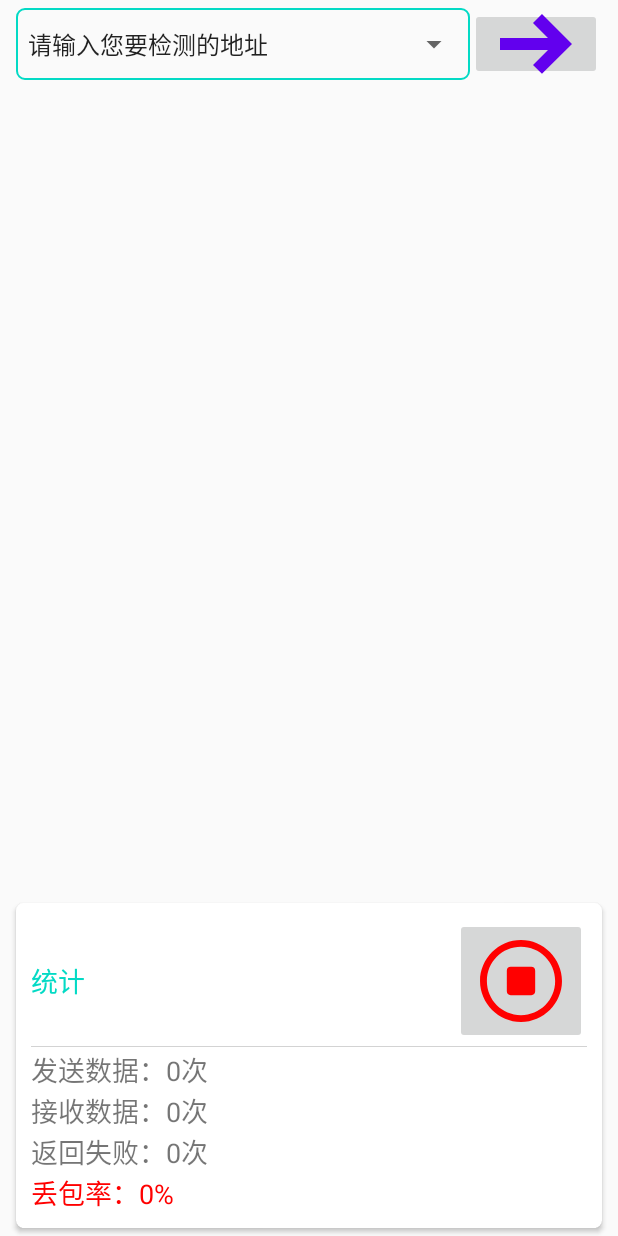
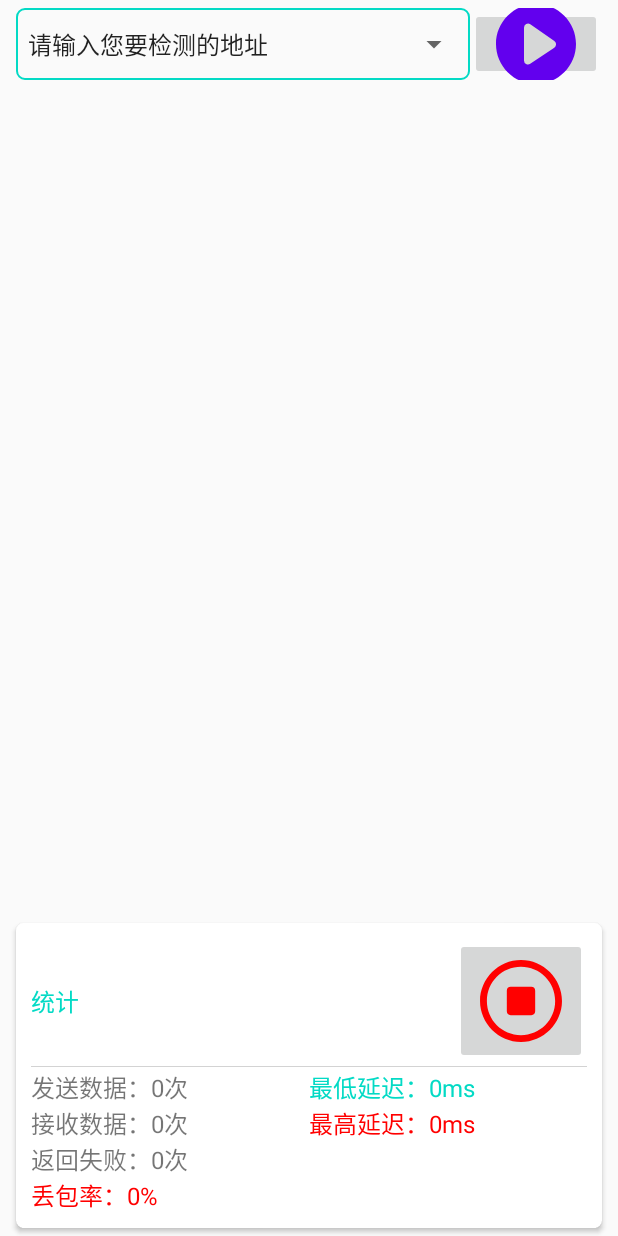
Before and after one commit to AndroidCoderPeng/Ping, an Android app: the layout activity_main.xml on its own in the app's theme, with its tools: preview values and no code run, on a phone screen of 412 x 824 dp. Run offline under Robolectric (Android 15) with nearby library versions, the phone set to English and light mode, and no system bars.

Commit message:
新增访问延迟功能展示

```diff
--- a/app/src/main/java/com/css/jyjt/ping/utils/PingHelper.java
+++ b/app/src/main/java/com/css/jyjt/ping/utils/PingHelper.java
@@ -1,6 +1,6 @@
 package com.css.jyjt.ping.utils;
 
-import com.css.jyjt.ping.ResultBean;
+import com.css.jyjt.ping.bean.ResultBean;
 
 import java.io.BufferedReader;
 import java.io.IOException;
--- a/app/src/main/res/drawable/ic_start.xml
+++ b/app/src/main/res/drawable/ic_start.xml
@@ -5,5 +5,5 @@
     android:viewportHeight="1024">
     <path
         android:fillColor="#6200EE"
-        android:pathData="M896,512l-320.26,318.34L480,736 640,576l-512,0.64V448h512L480,288 575.74,192z" />
+        android:pathData="M512,938.67C276.35,938.67 85.33,747.65 85.33,512S276.35,85.33 512,85.33s426.67,191.02 426.67,426.67 -191.02,426.67 -426.67,426.67zM707.16,550.91a42.67,42.67 0,0 0,0.51 -70.49L450.99,302.42A42.67,42.67 0,0 0,384 337.49v350.42a42.67,42.67 0,0 0,66.47 35.41l256.68,-172.42z" />
 </vector>
--- a/app/src/main/res/layout/activity_main.xml
+++ b/app/src/main/res/layout/activity_main.xml
@@ -52,8 +52,8 @@
                 android:id="@+id/resultHostView"
                 android:layout_width="match_parent"
                 android:layout_height="wrap_content"
-                android:textColor="@color/colorPrimaryDark"
-                android:textSize="18sp" />
+                android:textColor="@color/colorAccent"
+                android:textSize="16sp" />
 
             <TextView
                 android:id="@+id/pingResultView"
@@ -89,7 +89,7 @@
                     android:layout_centerVertical="true"
                     android:text="统计"
                     android:textColor="@color/colorAccent"
-                    android:textSize="18sp" />
+                    android:textSize="16sp" />
 
                 <ImageButton
                     android:id="@+id/stopPing"
@@ -105,34 +105,58 @@
                 android:layout_marginVertical="1dp"
                 android:background="@color/lightGray" />
 
+            <LinearLayout
+                android:layout_width="match_parent"
+                android:layout_height="wrap_content"
+                android:orientation="horizontal">
+
+                <LinearLayout
+                    android:layout_width="0dp"
+                    android:layout_height="wrap_content"
+                    android:layout_weight="1"
+                    android:orientation="vertical">
+
                     <TextView
                         android:id="@+id/sendTimesView"
-                android:layout_width="wrap_content"
-                android:layout_height="wrap_content"
-                android:text="发送数据：0次"
-                android:textSize="18sp" />
+                        style="@style/TextViewStyle"
+                        android:text="发送数据：0次" />
 
                     <TextView
                         android:id="@+id/receiveTimesView"
-                android:layout_width="wrap_content"
-                android:layout_height="wrap_content"
-                android:text="接收数据：0次"
-                android:textSize="18sp" />
+                        style="@style/TextViewStyle"
+                        android:text="接收数据：0次" />
 
                     <TextView
                         android:id="@+id/failedTimesView"
-                android:layout_width="wrap_content"
-                android:layout_height="wrap_content"
-                android:text="返回失败：0次"
-                android:textSize="18sp" />
+                        style="@style/TextViewStyle"
+                        android:text="返回失败：0次" />
 
                     <TextView
                         android:id="@+id/lossRateView"
-                android:layout_width="wrap_content"
+                        style="@style/TextViewStyle"
+                        android:text="丢包率：0%"
+                        android:textColor="@color/red" />
+                </LinearLayout>
+
+                <LinearLayout
+                    android:layout_width="0dp"
                     android:layout_height="wrap_content"
-                android:text="丢包率：0%"
-                android:textColor="@color/red"
-                android:textSize="18sp" />
+                    android:layout_weight="1"
+                    android:orientation="vertical">
+
+                    <TextView
+                        android:id="@+id/minDelayedView"
+                        style="@style/TextViewStyle"
+                        android:text="最低延迟：0ms"
+                        android:textColor="@color/colorAccent" />
+
+                    <TextView
+                        android:id="@+id/maxDelayedView"
+                        style="@style/TextViewStyle"
+                        android:text="最高延迟：0ms"
+                        android:textColor="@color/red" />
+                </LinearLayout>
+            </LinearLayout>
         </LinearLayout>
     </androidx.cardview.widget.CardView>
 </LinearLayout>
--- a/app/src/main/res/values/styles.xml
+++ b/app/src/main/res/values/styles.xml
@@ -8,4 +8,9 @@
         <item name="colorAccent">@color/colorAccent</item>
     </style>
 
+    <style name="TextViewStyle">
+        <item name="android:layout_width">wrap_content</item>
+        <item name="android:layout_height">wrap_content</item>
+        <item name="android:textSize">16sp</item>
+    </style>
 </resources>
```
Also changed, not shown: app/src/main/java/com/css/jyjt/ping/bean/ResultBean.java (renamed from app/src/main/java/com/css/jyjt/ping/ResultBean.java, +1 -10 lines), app/src/main/java/com/css/jyjt/ping/ui/MainActivity.java (+29 -6 lines). Lines whose indentation alone changed are shown as unchanged.
